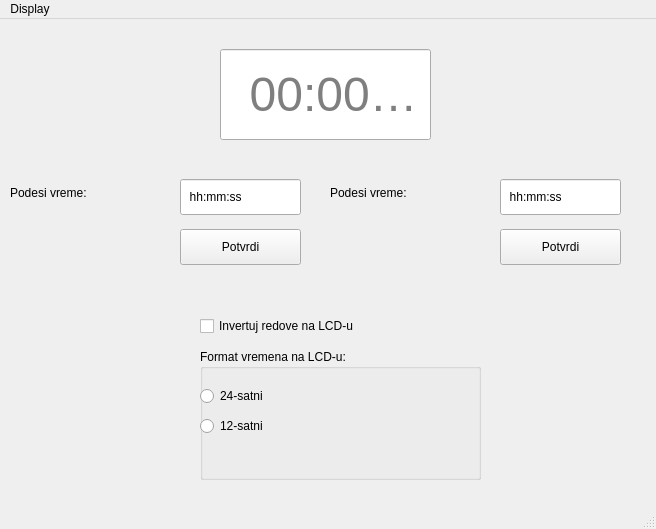
The window that RE/v8/zadaci/z2_redo/TimeUi/mainwindow.ui (Mirko-A/FTN_Homework) describes before a commit, drawn with Qt 5.
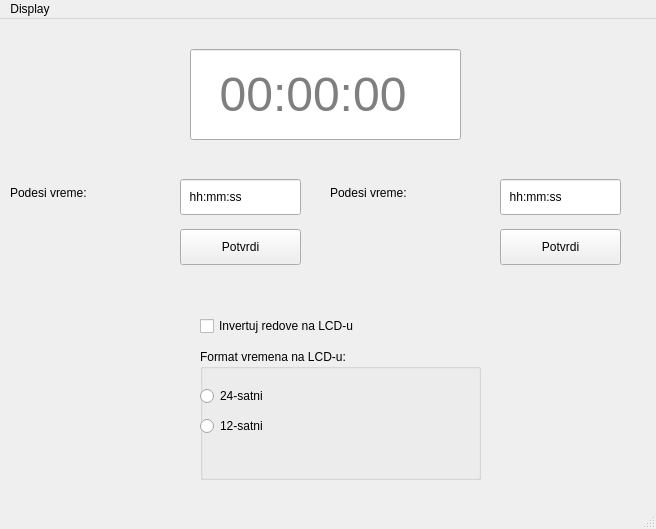
The same window after the commit.

Diff of the .ui file:
```diff
--- a/RE/v8/zadaci/z2_redo/TimeUi/mainwindow.ui
+++ b/RE/v8/zadaci/z2_redo/TimeUi/mainwindow.ui
@@ -56,9 +56,9 @@
    <widget class="QLineEdit" name="Ispis">
     <property name="geometry">
      <rect>
-      <x>220</x>
+      <x>190</x>
       <y>30</y>
-      <width>211</width>
+      <width>271</width>
       <height>91</height>
      </rect>
     </property>
```
